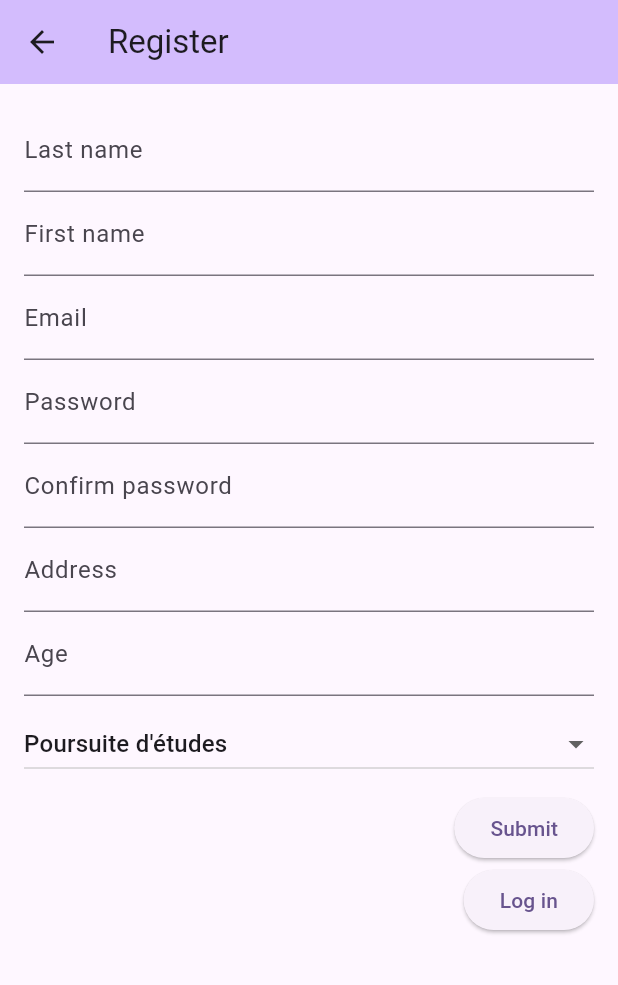
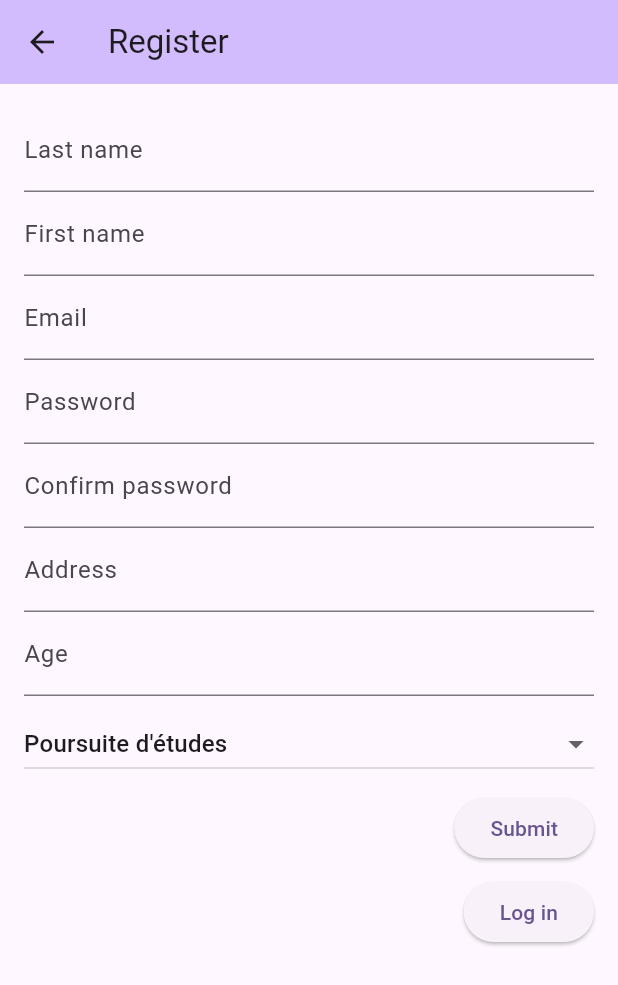
Before and after one commit to Kaylana1968/CodeEvaluator, a Flutter app: the screen it shows after launch, after a tap on "Submit", after a tap on "Register", on a phone screen of 412 x 824 dp. Shown: the top 985 px of the screen. Run offline on Flutter 3.47's test engine with Material 3 defaults, Android fonts, the phone set to English and light mode, and no system bars; missing offline and left inert: mongo_dart; accounts and stored records are empty.

Commit message:
some css

```diff
--- a/lib/Vue/login.dart
+++ b/lib/Vue/login.dart
@@ -70,6 +70,9 @@ class _LoginPageState extends State<LoginPage> {
                       );
                     }
                   }),
+              const SizedBox(
+                height: 4.0,
+              ),
               ElevatedButton(
                 child: const Text('Register'),
                 onPressed: () => (Navigator.pushNamed(context, '/register')),
--- a/lib/Vue/register.dart
+++ b/lib/Vue/register.dart
@@ -171,6 +171,7 @@ class _RegistrationPageState extends State<RegistrationPage> {
                       );
                     }
                   }),
+              const SizedBox(height: 8.0),
               ElevatedButton(
                   child: const Text('Log in'),
                   onPressed: () => (Navigator.pushNamed(context, '/login'))),
```
